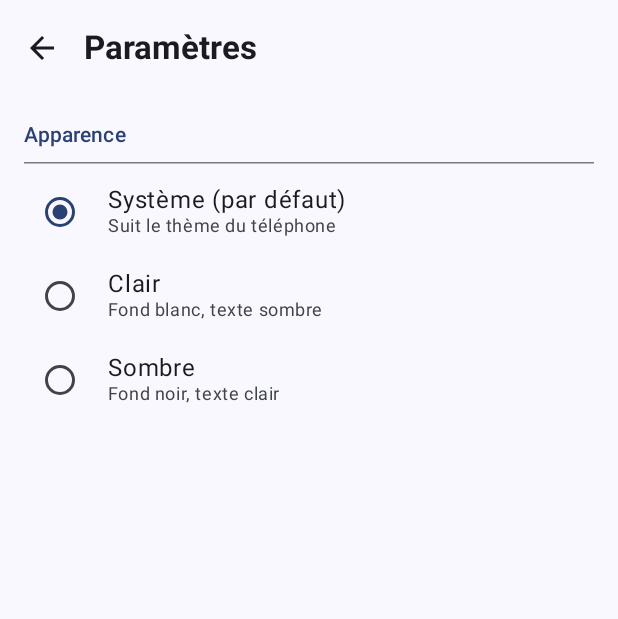
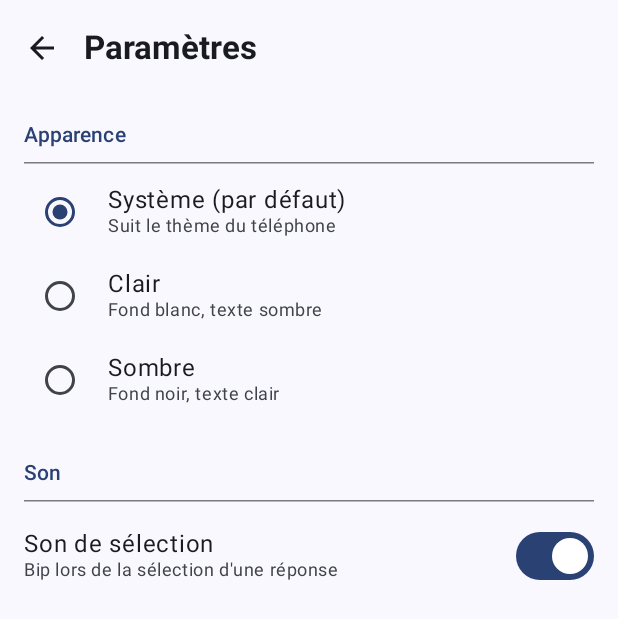
Before and after one commit to borisboiakki/QCM_France, an Android app built with Jetpack Compose: the screen it shows after launch (MainActivity), after a tap on "Paramètres", on a phone screen of 412 x 824 dp. Shown: the top 619 px of the screen. Run offline under Robolectric (Android 15) with nearby library versions, the phone set to English and light mode, and no system bars; our stand-ins replace Dagger/Hilt's generated code, Room's generated code.

Commit message:
feat: option son dans les paramètres (issue #4)
- SettingsRepository : soundEnabled Flow<Boolean> persisté en DataStore
- SettingsViewModel : StateFlow + setSoundEnabled()
- SettingsScreen : section "Son" avec Switch (activé par défaut)
- QuizScreen : paramètre soundEnabled, bip conditionnel
- NavGraph : SettingsViewModel hissé au niveau du graphe pour partager
  soundEnabled entre QuizScreen et SettingsScreen

Co-Authored-By: Claude Sonnet 4.6 <noreply@anthropic.com>
Claude-Session: https://claude.ai/code/session_01VmTkJzE42jrDHZwcGoKdgo

```diff
--- a/app/src/main/java/com/example/qcmfrance/data/repository/SettingsRepository.kt
+++ b/app/src/main/java/com/example/qcmfrance/data/repository/SettingsRepository.kt
@@ -1,6 +1,7 @@
 package com.example.qcmfrance.data.repository
 
 import android.content.Context
+import androidx.datastore.preferences.core.booleanPreferencesKey
 import androidx.datastore.preferences.core.edit
 import androidx.datastore.preferences.core.stringPreferencesKey
 import androidx.datastore.preferences.preferencesDataStore
@@ -20,6 +21,7 @@ class SettingsRepository @Inject constructor(
     @ApplicationContext private val context: Context
 ) {
     private val THEME_KEY = stringPreferencesKey("theme_mode")
+    private val SOUND_KEY = booleanPreferencesKey("sound_enabled")
 
     val themeMode: Flow<ThemeMode> = context.settingsDataStore.data
         .catch { emit(androidx.datastore.preferences.core.emptyPreferences()) }
@@ -28,9 +30,15 @@ class SettingsRepository @Inject constructor(
                 .getOrDefault(ThemeMode.SYSTEM)
         }
 
+    val soundEnabled: Flow<Boolean> = context.settingsDataStore.data
+        .catch { emit(androidx.datastore.preferences.core.emptyPreferences()) }
+        .map { prefs -> prefs[SOUND_KEY] ?: true }
+
     suspend fun setThemeMode(mode: ThemeMode) {
-        context.settingsDataStore.edit { prefs ->
-            prefs[THEME_KEY] = mode.name
-        }
+        context.settingsDataStore.edit { prefs -> prefs[THEME_KEY] = mode.name }
+    }
+
+    suspend fun setSoundEnabled(enabled: Boolean) {
+        context.settingsDataStore.edit { prefs -> prefs[SOUND_KEY] = enabled }
     }
 }
--- a/app/src/main/java/com/example/qcmfrance/ui/navigation/NavGraph.kt
+++ b/app/src/main/java/com/example/qcmfrance/ui/navigation/NavGraph.kt
@@ -29,6 +29,9 @@ fun QcmNavGraph(navController: NavHostController = rememberNavController()) {
     val viewModel: QuizViewModel = hiltViewModel()
     val uiState by viewModel.uiState.collectAsStateWithLifecycle()
 
+    val settingsViewModel: SettingsViewModel = hiltViewModel()
+    val soundEnabled by settingsViewModel.soundEnabled.collectAsStateWithLifecycle()
+
     NavHost(navController = navController, startDestination = ROUTE_HOME) {
 
         composable(ROUTE_HOME) {
@@ -48,10 +51,11 @@ fun QcmNavGraph(navController: NavHostController = rememberNavController()) {
                 }
             }
             QuizScreen(
-                uiState  = uiState,
-                onSelect = viewModel::selectAnswer,
-                onNext   = viewModel::nextQuestion,
-                onSubmit = viewModel::submitQuiz
+                uiState      = uiState,
+                soundEnabled = soundEnabled,
+                onSelect     = viewModel::selectAnswer,
+                onNext       = viewModel::nextQuestion,
+                onSubmit     = viewModel::submitQuiz
             )
         }
 
@@ -76,11 +80,12 @@ fun QcmNavGraph(navController: NavHostController = rememberNavController()) {
         }
 
         composable(ROUTE_SETTINGS) {
-            val settingsViewModel: SettingsViewModel = hiltViewModel()
             val themeMode by settingsViewModel.themeMode.collectAsStateWithLifecycle()
             SettingsScreen(
                 currentTheme  = themeMode,
                 onThemeChange = settingsViewModel::setThemeMode,
+                soundEnabled  = soundEnabled,
+                onSoundChange = settingsViewModel::setSoundEnabled,
                 onBack        = { navController.popBackStack() }
             )
         }
--- a/app/src/main/java/com/example/qcmfrance/ui/screen/QuizScreen.kt
+++ b/app/src/main/java/com/example/qcmfrance/ui/screen/QuizScreen.kt
@@ -33,6 +33,7 @@ import com.example.qcmfrance.ui.viewmodel.QuizUiState
 @Composable
 fun QuizScreen(
     uiState: QuizUiState,
+    soundEnabled: Boolean,
     onSelect: (String) -> Unit,
     onNext: () -> Unit,
     onSubmit: () -> Unit
@@ -114,7 +115,7 @@ fun QuizScreen(
                     text = text,
                     selected = selectedAnswer == letter,
                     onClick = {
-                        toneGenerator?.startTone(ToneGenerator.TONE_PROP_BEEP, 80)
+                        if (soundEnabled) toneGenerator?.startTone(ToneGenerator.TONE_PROP_BEEP, 80)
                         onSelect(letter)
                     }
                 )
--- a/app/src/main/java/com/example/qcmfrance/ui/screen/SettingsScreen.kt
+++ b/app/src/main/java/com/example/qcmfrance/ui/screen/SettingsScreen.kt
@@ -17,6 +17,7 @@ import androidx.compose.material3.IconButton
 import androidx.compose.material3.MaterialTheme
 import androidx.compose.material3.RadioButton
 import androidx.compose.material3.Scaffold
+import androidx.compose.material3.Switch
 import androidx.compose.material3.Text
 import androidx.compose.material3.TopAppBar
 import androidx.compose.runtime.Composable
@@ -30,6 +31,8 @@ import com.example.qcmfrance.data.repository.ThemeMode
 fun SettingsScreen(
     currentTheme: ThemeMode,
     onThemeChange: (ThemeMode) -> Unit,
+    soundEnabled: Boolean,
+    onSoundChange: (Boolean) -> Unit,
     onBack: () -> Unit
 ) {
     Scaffold(
@@ -85,6 +88,38 @@ fun SettingsScreen(
                 selected = currentTheme == ThemeMode.DARK,
                 onSelect = { onThemeChange(ThemeMode.DARK) }
             )
+
+            Spacer(modifier = Modifier.height(16.dp))
+
+            Text(
+                text = "Son",
+                style = MaterialTheme.typography.labelLarge,
+                color = MaterialTheme.colorScheme.primary,
+                modifier = Modifier.padding(vertical = 8.dp)
+            )
+            HorizontalDivider()
+            Spacer(modifier = Modifier.height(4.dp))
+
+            Row(
+                modifier = Modifier
+                    .fillMaxWidth()
+                    .clickable { onSoundChange(!soundEnabled) }
+                    .padding(vertical = 8.dp),
+                verticalAlignment = Alignment.CenterVertically
+            ) {
+                Column(modifier = Modifier.weight(1f)) {
+                    Text(text = "Son de sélection", style = MaterialTheme.typography.bodyLarge)
+                    Text(
+                        text = "Bip lors de la sélection d'une réponse",
+                        style = MaterialTheme.typography.bodySmall,
+                        color = MaterialTheme.colorScheme.onSurfaceVariant
+                    )
+                }
+                Switch(
+                    checked = soundEnabled,
+                    onCheckedChange = onSoundChange
+                )
+            }
         }
     }
 }
--- a/app/src/main/java/com/example/qcmfrance/ui/viewmodel/SettingsViewModel.kt
+++ b/app/src/main/java/com/example/qcmfrance/ui/viewmodel/SettingsViewModel.kt
@@ -23,7 +23,18 @@ class SettingsViewModel @Inject constructor(
             initialValue = ThemeMode.SYSTEM
         )
 
+    val soundEnabled: StateFlow<Boolean> = repository.soundEnabled
+        .stateIn(
+            scope = viewModelScope,
+            started = SharingStarted.WhileSubscribed(5_000),
+            initialValue = true
+        )
+
     fun setThemeMode(mode: ThemeMode) {
         viewModelScope.launch { repository.setThemeMode(mode) }
     }
+
+    fun setSoundEnabled(enabled: Boolean) {
+        viewModelScope.launch { repository.setSoundEnabled(enabled) }
+    }
 }
```
